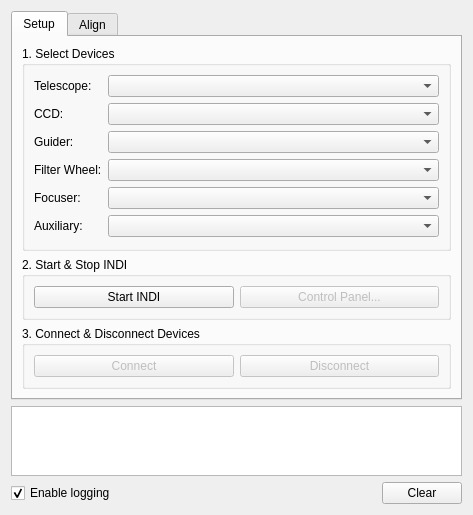
The window that kstars/ekos/ekosmanager.ui (KDE/kstars) describes before a commit, drawn with Qt 5.
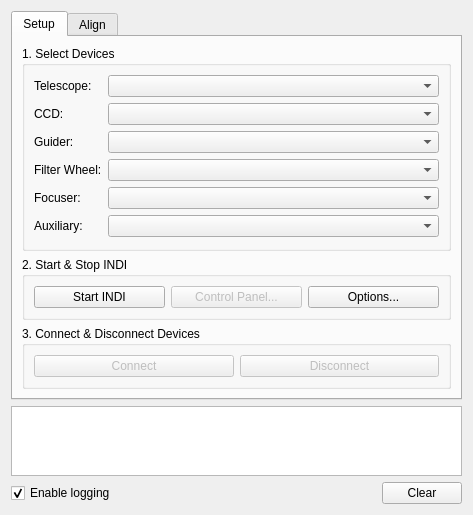
The same window after the commit. Custom widgets are drawn as their Qt base class.

```diff
--- a/kstars/ekos/ekosmanager.ui
+++ b/kstars/ekos/ekosmanager.ui
@@ -165,7 +165,7 @@
          <property name="title">
           <string>2. Start &amp;&amp; Stop INDI</string>
          </property>
-         <layout class="QVBoxLayout" name="verticalLayout">
+         <layout class="QHBoxLayout" name="horizontalLayout_5">
           <item>
            <layout class="QHBoxLayout" name="horizontalLayout_3">
             <item>
@@ -188,6 +188,16 @@
               </property>
              </widget>
             </item>
+            <item>
+             <widget class="KPushButton" name="optionsB">
+              <property name="enabled">
+               <bool>true</bool>
+              </property>
+              <property name="text">
+               <string>Options...</string>
+              </property>
+             </widget>
+            </item>
            </layout>
           </item>
          </layout>
```
